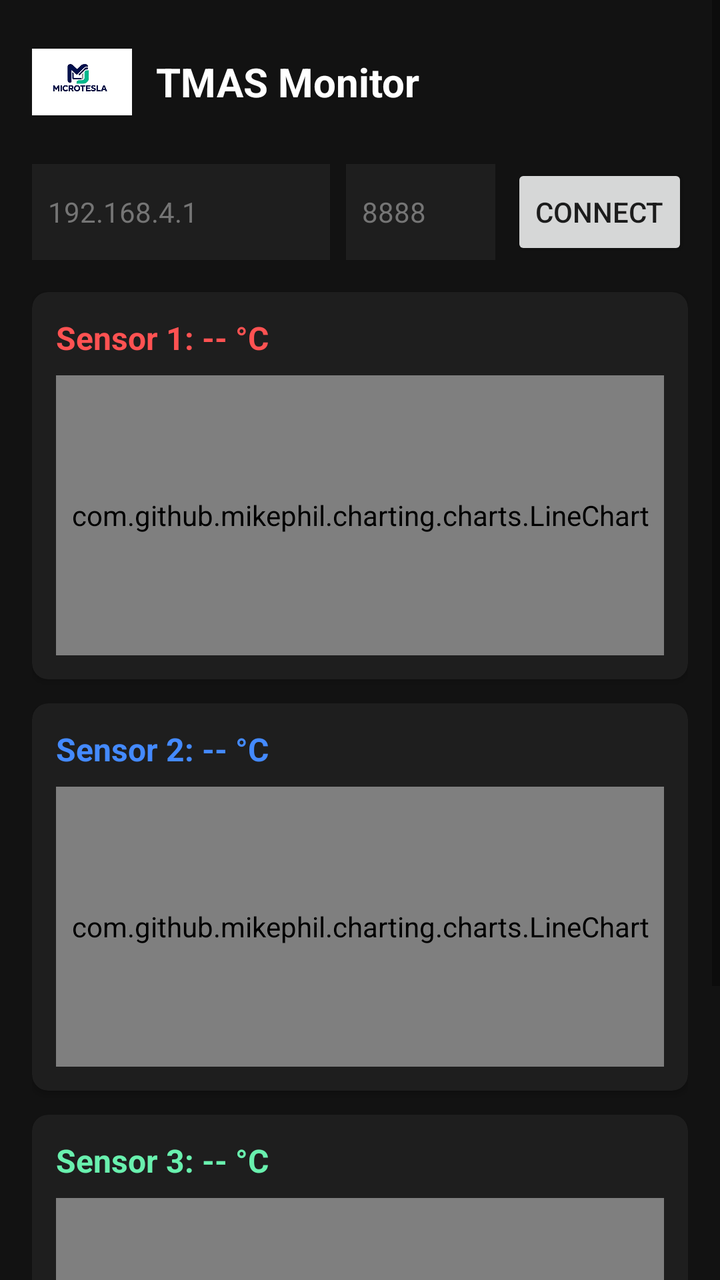
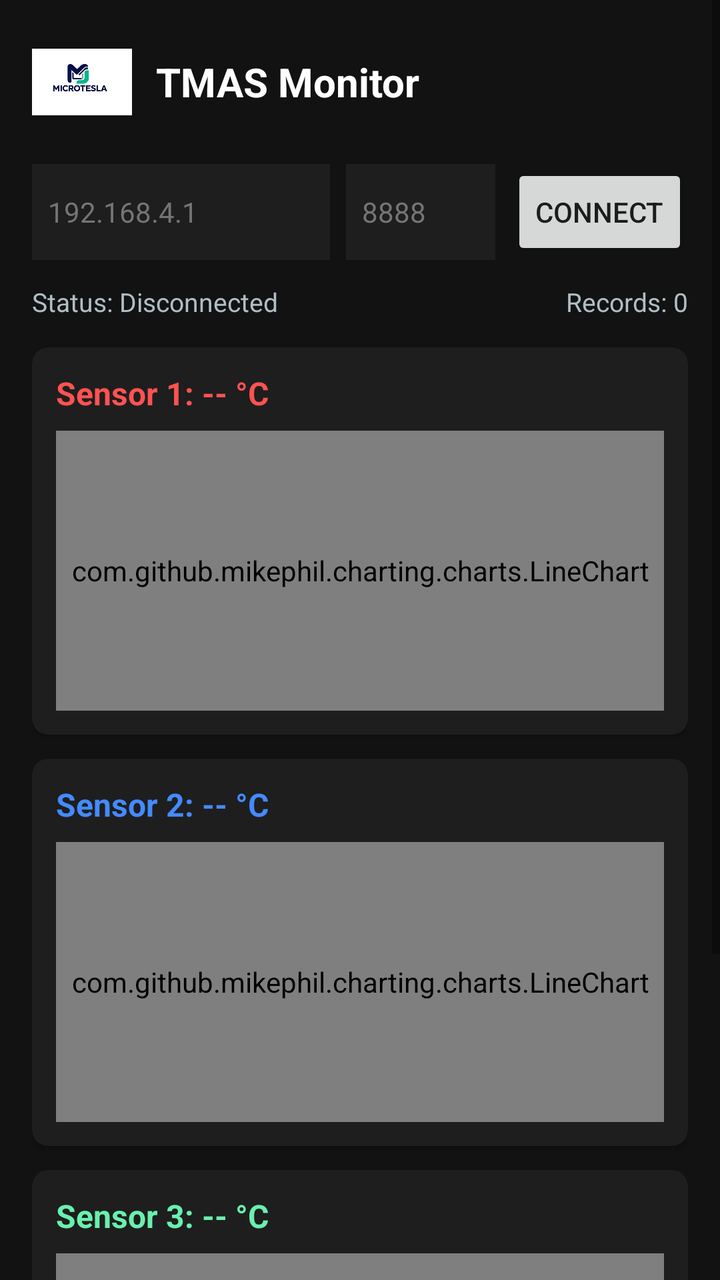

Compare the two renders of this Android layout. The source of the first and the diff that turns it into the second are given below.
<!-- AndroidManifest.xml: application theme Theme.TMASMonitor -->
<!-- res/layout/activity_main.xml -->
<?xml version="1.0" encoding="utf-8"?>
<ScrollView xmlns:android="http://schemas.android.com/apk/res/android"
    xmlns:app="http://schemas.android.com/apk/res-auto"
    android:layout_width="match_parent"
    android:layout_height="match_parent"
    android:background="#121212"
    android:fillViewport="true">

    <LinearLayout
        android:layout_width="match_parent"
        android:layout_height="wrap_content"
        android:orientation="vertical"
        android:padding="16dp">

        
        <LinearLayout
            android:layout_width="match_parent"
            android:layout_height="wrap_content"
            android:gravity="center_vertical"
            android:orientation="horizontal">

            <ImageView
                android:id="@+id/imgLogo"
                android:layout_width="50dp"
                android:layout_height="50dp"
                android:src="@drawable/logo3" />

            <TextView
                android:layout_width="wrap_content"
                android:layout_height="wrap_content"
                android:layout_marginStart="12dp"
                android:text="TMAS Monitor"
                android:textColor="#FFFFFF"
                android:textSize="20sp"
                android:textStyle="bold" />
        </LinearLayout>

        
        <LinearLayout
            android:layout_width="match_parent"
            android:layout_height="wrap_content"
            android:layout_marginTop="16dp"
            android:orientation="horizontal">

            <EditText
                android:id="@+id/etIp"
                android:layout_width="0dp"
                android:layout_height="48dp"
                android:layout_weight="2"
                android:background="#1E1E1E"
                android:hint="192.168.4.1"
                android:padding="8dp"
                android:textColor="#FFFFFF"
                android:textColorHint="#757575"
                android:textSize="14sp" />

            <EditText
                android:id="@+id/etPort"
                android:layout_width="0dp"
                android:layout_height="48dp"
                android:layout_marginStart="8dp"
                android:layout_weight="1"
                android:background="#1E1E1E"
                android:hint="8888"
                android:inputType="number"
                android:padding="8dp"
                android:textColor="#FFFFFF"
                android:textColorHint="#757575"
                android:textSize="14sp" />

            <Button
                android:id="@+id/btnConnect"
                android:layout_width="wrap_content"
                android:layout_height="48dp"
                android:layout_marginStart="8dp"
                android:text="Connect" />
        </LinearLayout>

        
        <androidx.cardview.widget.CardView
            android:layout_width="match_parent"
            android:layout_height="wrap_content"
            android:layout_marginTop="16dp"
            app:cardBackgroundColor="#1E1E1E"
            app:cardCornerRadius="8dp">

            <LinearLayout
                android:layout_width="match_parent"
                android:layout_height="wrap_content"
                android:orientation="vertical"
                android:padding="12dp">

                <TextView
                    android:id="@+id/tvS1"
                    android:layout_width="wrap_content"
                    android:layout_height="wrap_content"
                    android:text="Sensor 1: -- °C"
                    android:textColor="#FF5252"
                    android:textSize="16sp"
                    android:textStyle="bold" />

                <com.github.mikephil.charting.charts.LineChart
                    android:id="@+id/chartS1"
                    android:layout_width="match_parent"
                    android:layout_height="140dp"
                    android:layout_marginTop="8dp" />
            </LinearLayout>
        </androidx.cardview.widget.CardView>

        
        <androidx.cardview.widget.CardView
            android:layout_width="match_parent"
            android:layout_height="wrap_content"
            android:layout_marginTop="12dp"
            app:cardBackgroundColor="#1E1E1E"
            app:cardCornerRadius="8dp">

            <LinearLayout
                android:layout_width="match_parent"
                android:layout_height="wrap_content"
                android:orientation="vertical"
                android:padding="12dp">

                <TextView
                    android:id="@+id/tvS2"
                    android:layout_width="wrap_content"
                    android:layout_height="wrap_content"
                    android:text="Sensor 2: -- °C"
                    android:textColor="#448AFF"
                    android:textSize="16sp"
                    android:textStyle="bold" />

                <com.github.mikephil.charting.charts.LineChart
                    android:id="@+id/chartS2"
                    android:layout_width="match_parent"
                    android:layout_height="140dp"
                    android:layout_marginTop="8dp" />
            </LinearLayout>
        </androidx.cardview.widget.CardView>

        
        <androidx.cardview.widget.CardView
            android:layout_width="match_parent"
            android:layout_height="wrap_content"
            android:layout_marginTop="12dp"
            app:cardBackgroundColor="#1E1E1E"
            app:cardCornerRadius="8dp">

            <LinearLayout
                android:layout_width="match_parent"
                android:layout_height="wrap_content"
                android:orientation="vertical"
                android:padding="12dp">

                <TextView
                    android:id="@+id/tvS3"
                    android:layout_width="wrap_content"
                    android:layout_height="wrap_content"
                    android:text="Sensor 3: -- °C"
                    android:textColor="#69F0AE"
                    android:textSize="16sp"
                    android:textStyle="bold" />

                <com.github.mikephil.charting.charts.LineChart
                    android:id="@+id/chartS3"
                    android:layout_width="match_parent"
                    android:layout_height="140dp"
                    android:layout_marginTop="8dp" />
            </LinearLayout>
        </androidx.cardview.widget.CardView>

        
        <Button
            android:id="@+id/btnExportCsv"
            android:layout_width="match_parent"
            android:layout_height="wrap_content"
            android:layout_marginTop="16dp"
            android:text="Export CSV" />

    </LinearLayout>
</ScrollView>
<!-- resources referenced by this layout -->
<resources>
  <!-- drawable logo3: jpg bitmap (drawable, 10572 bytes) -->
  <style name="Theme.TMASMonitor" parent="Theme.MaterialComponents.DayNight.NoActionBar">
          <item name="colorPrimary">#00D2D3</item>
          <item name="android:statusBarColor">#111317</item>
          <item name="android:navigationBarColor">#111317</item>
      </style>
</resources>

<!-- the commit's change to res/layout/activity_main.xml (unified diff, before → after) -->
@@ -77,10 +77,35 @@
         </LinearLayout>
 
         
+        <LinearLayout
+            android:layout_width="match_parent"
+            android:layout_height="wrap_content"
+            android:layout_marginTop="12dp"
+            android:orientation="horizontal">
+
+            <TextView
+                android:id="@+id/tvStatus"
+                android:layout_width="0dp"
+                android:layout_height="wrap_content"
+                android:layout_weight="1"
+                android:text="Status: Disconnected"
+                android:textColor="#B0BEC5"
+                android:textSize="13sp" />
+
+            <TextView
+                android:id="@+id/tvRecords"
+                android:layout_width="wrap_content"
+                android:layout_height="wrap_content"
+                android:text="Records: 0"
+                android:textColor="#B0BEC5"
+                android:textSize="13sp" />
+        </LinearLayout>
+
+        
         <androidx.cardview.widget.CardView
             android:layout_width="match_parent"
             android:layout_height="wrap_content"
-            android:layout_marginTop="16dp"
+            android:layout_marginTop="14dp"
             app:cardBackgroundColor="#1E1E1E"
             app:cardCornerRadius="8dp">
 
@@ -91,7 +116,7 @@
                 android:padding="12dp">
 
                 <TextView
-                    android:id="@+id/tvS1"
+                    android:id="@+id/tvTemp1"
                     android:layout_width="wrap_content"
                     android:layout_height="wrap_content"
                     android:text="Sensor 1: -- °C"
@@ -100,7 +125,7 @@
                     android:textStyle="bold" />
 
                 <com.github.mikephil.charting.charts.LineChart
-                    android:id="@+id/chartS1"
+                    android:id="@+id/chart1"
                     android:layout_width="match_parent"
                     android:layout_height="140dp"
                     android:layout_marginTop="8dp" />
@@ -122,7 +147,7 @@
                 android:padding="12dp">
 
                 <TextView
-                    android:id="@+id/tvS2"
+                    android:id="@+id/tvTemp2"
                     android:layout_width="wrap_content"
                     android:layout_height="wrap_content"
                     android:text="Sensor 2: -- °C"
@@ -131,7 +156,7 @@
                     android:textStyle="bold" />
 
                 <com.github.mikephil.charting.charts.LineChart
-                    android:id="@+id/chartS2"
+                    android:id="@+id/chart2"
                     android:layout_width="match_parent"
                     android:layout_height="140dp"
                     android:layout_marginTop="8dp" />
@@ -153,7 +178,7 @@
                 android:padding="12dp">
 
                 <TextView
-                    android:id="@+id/tvS3"
+                    android:id="@+id/tvTemp3"
                     android:layout_width="wrap_content"
                     android:layout_height="wrap_content"
                     android:text="Sensor 3: -- °C"
@@ -162,7 +187,7 @@
                     android:textStyle="bold" />
 
                 <com.github.mikephil.charting.charts.LineChart
-                    android:id="@+id/chartS3"
+                    android:id="@+id/chart3"
                     android:layout_width="match_parent"
                     android:layout_height="140dp"
                     android:layout_marginTop="8dp" />
@@ -171,7 +196,7 @@
 
         
         <Button
-            android:id="@+id/btnExportCsv"
+            android:id="@+id/btnExport"
             android:layout_width="match_parent"
             android:layout_height="wrap_content"
             android:layout_marginTop="16dp"
